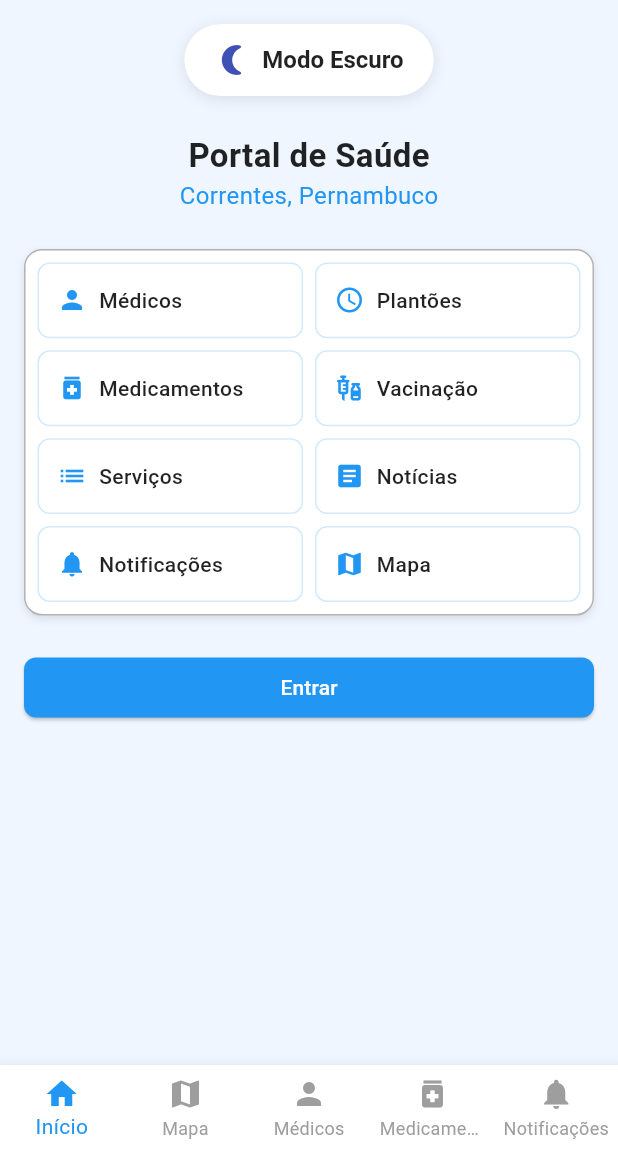
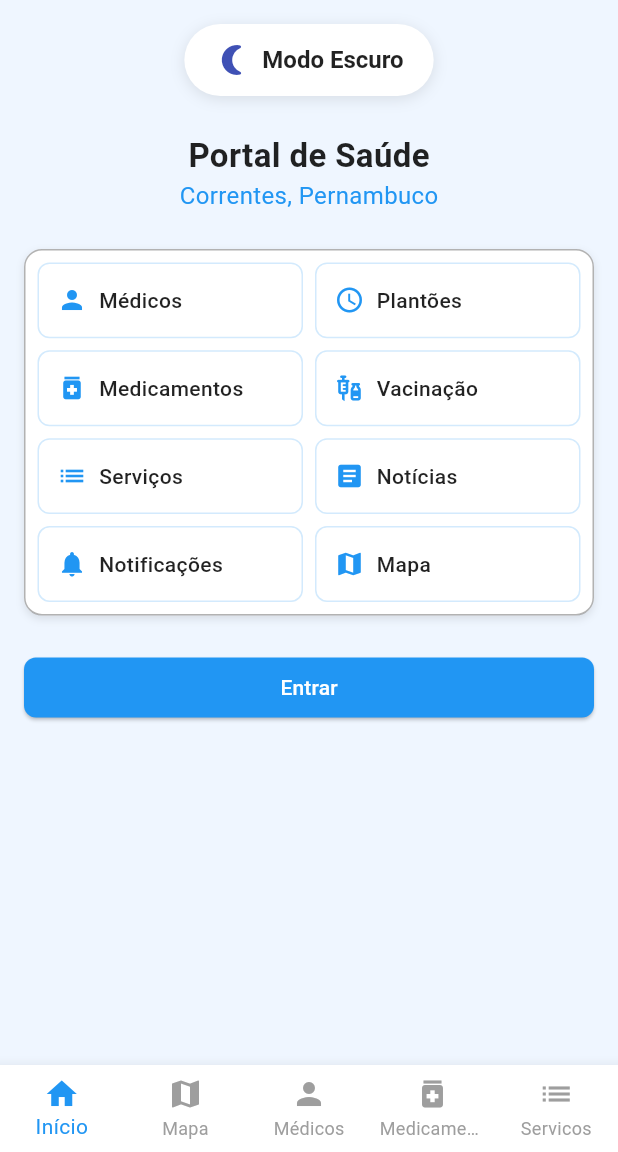
Before and after one commit to ElissonRochaa/MOBILE-25.1-BitHealth, a Flutter app: the screen it shows after launch, on a phone screen of 412 x 824 dp, the part 84-1236 px from its top. Run offline on Flutter 3.47's test engine with Material 3 defaults, Android fonts, the phone set to English and light mode, and no system bars; our stand-ins replace dio, flutter_map, latlong2, share_plus, shared_preferences.

Commit message:
refactor: update BottomNavBar to correct navigation and item labels

```diff
--- a/lib/view/components/bottom_nav_bar.dart
+++ b/lib/view/components/bottom_nav_bar.dart
@@ -41,7 +41,7 @@ class _BottomNavBarState extends State<BottomNavBar> {
     } else if (index == 4) {
       Navigator.pushNamedAndRemoveUntil(
         context,
-        '/notificacoes',
+        '/servicos',
         (Route<dynamic> route) => false,
       );
     }
@@ -60,7 +60,7 @@ class _BottomNavBarState extends State<BottomNavBar> {
         BottomNavigationBarItem(icon: Icon(Icons.map), label: "Mapa"),
         BottomNavigationBarItem(icon: Icon(Icons.person), label: "Médicos"),
         BottomNavigationBarItem(icon: Icon(Icons.medication), label: "Medicamentos"),
-        BottomNavigationBarItem(icon: Icon(Icons.notifications), label: "Notificações"),
+        BottomNavigationBarItem(icon: Icon(Icons.list), label: "Servicos"),
       ],
       onTap: _onItemTapped,
     );
```
